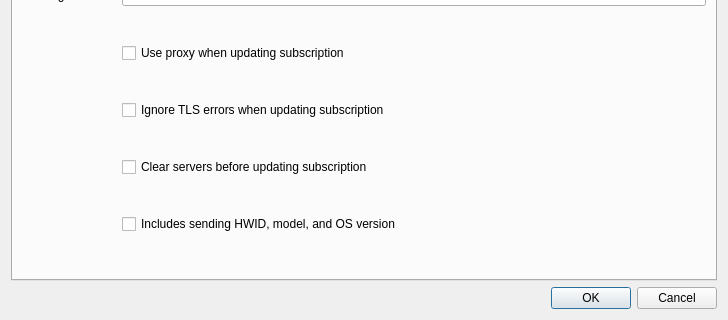
Before: the Qt Designer form include/ui/setting/dialog_basic_settings.ui in shengmo0210/Throne, drawn with Qt 5; both pictures show x 0 to 728 and y 152 to 472 of the 728 by 472 pixel window.
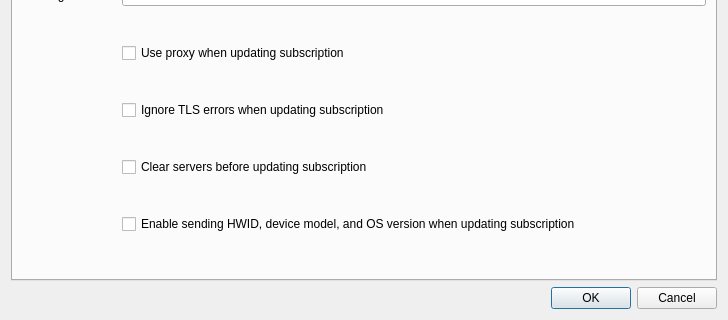
After: the same form once the commit is applied. The open tabs and pages were chosen to show the change. Custom widgets are drawn as their Qt base class.

```diff
--- a/include/ui/setting/dialog_basic_settings.ui
+++ b/include/ui/setting/dialog_basic_settings.ui
@@ -554,7 +554,7 @@
        <item row="5" column="1">
         <widget class="QCheckBox" name="sub_send_hwid">
          <property name="text">
-          <string>Includes sending HWID, model, and OS version</string>
+          <string>Enable sending HWID, device model, and OS version when updating subscription</string>
          </property>
         </widget>
        </item>
```
